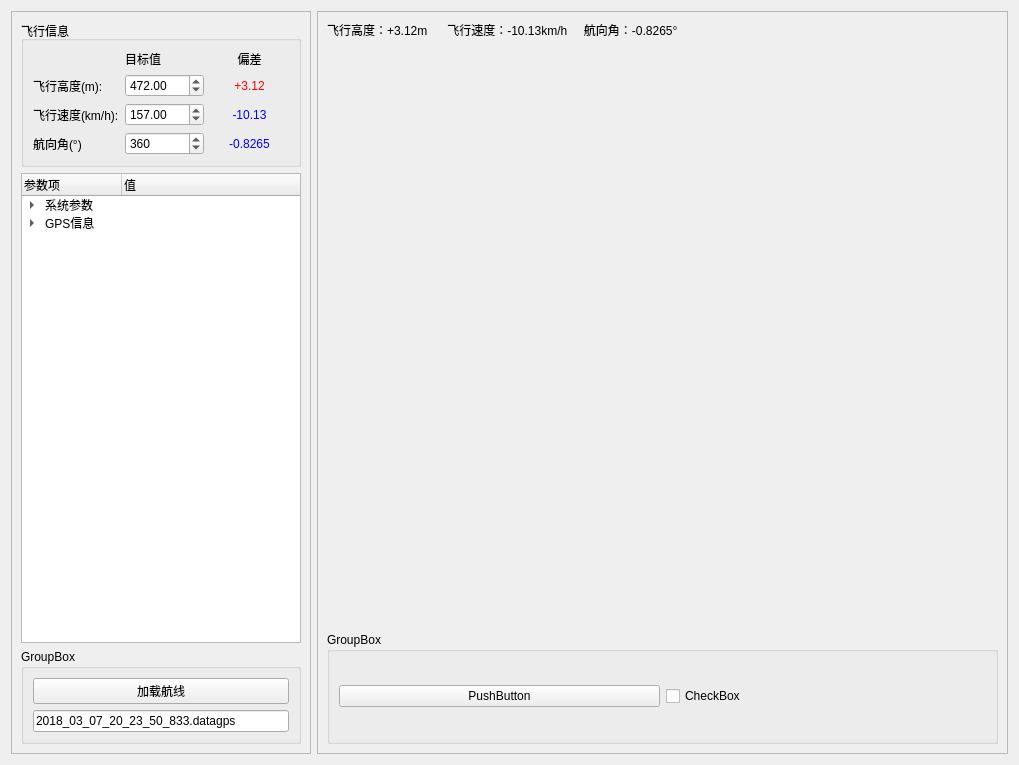
Qt form ui/navigation.ui (kdurant/qt_study) before a commit.
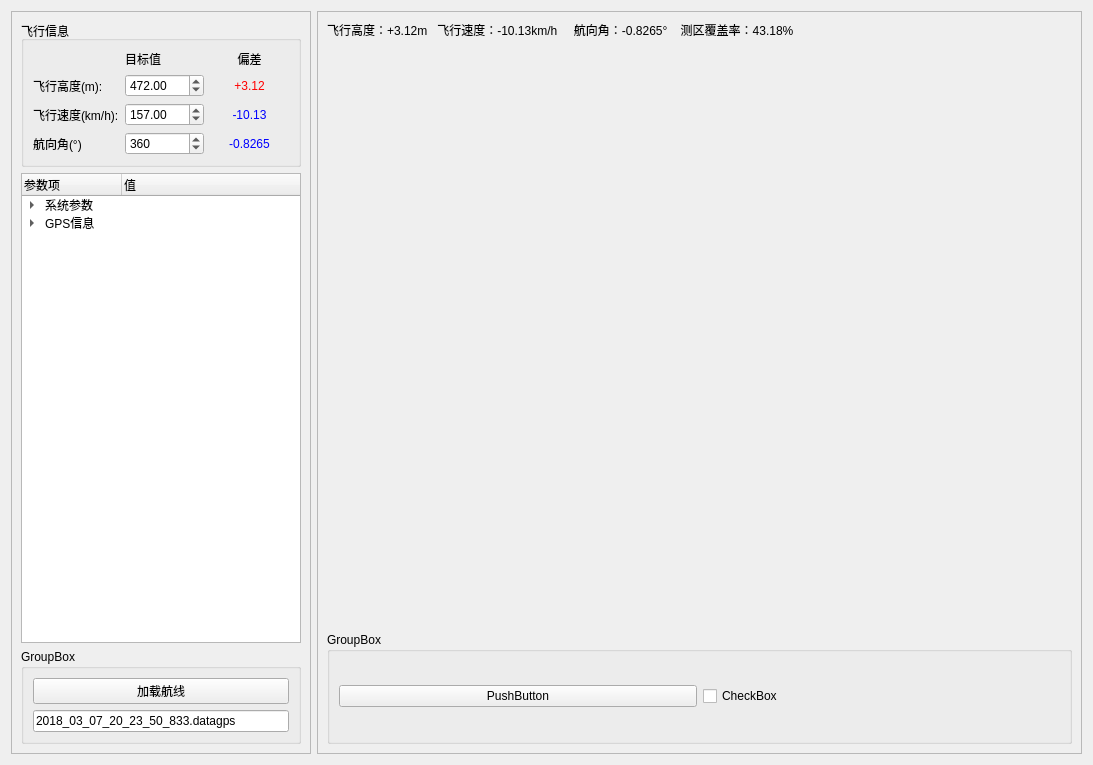
The same form after that commit. Custom widgets are drawn as their Qt base class.

What changed in the file:
```diff
--- a/ui/navigation.ui
+++ b/ui/navigation.ui
@@ -6,7 +6,7 @@
    <rect>
     <x>0</x>
     <y>0</y>
-    <width>1019</width>
+    <width>1093</width>
     <height>765</height>
    </rect>
   </property>
@@ -349,7 +349,7 @@
          <string notr="true">font: 16pt &quot;Courier New&quot;;</string>
         </property>
         <property name="text">
-         <string>飞行高度：+3.12m      飞行速度：-10.13km/h     航向角：-0.8265°</string>
+         <string>飞行高度：+3.12m   飞行速度：-10.13km/h     航向角：-0.8265°    测区覆盖率：43.18%</string>
         </property>
        </widget>
       </item>
```
